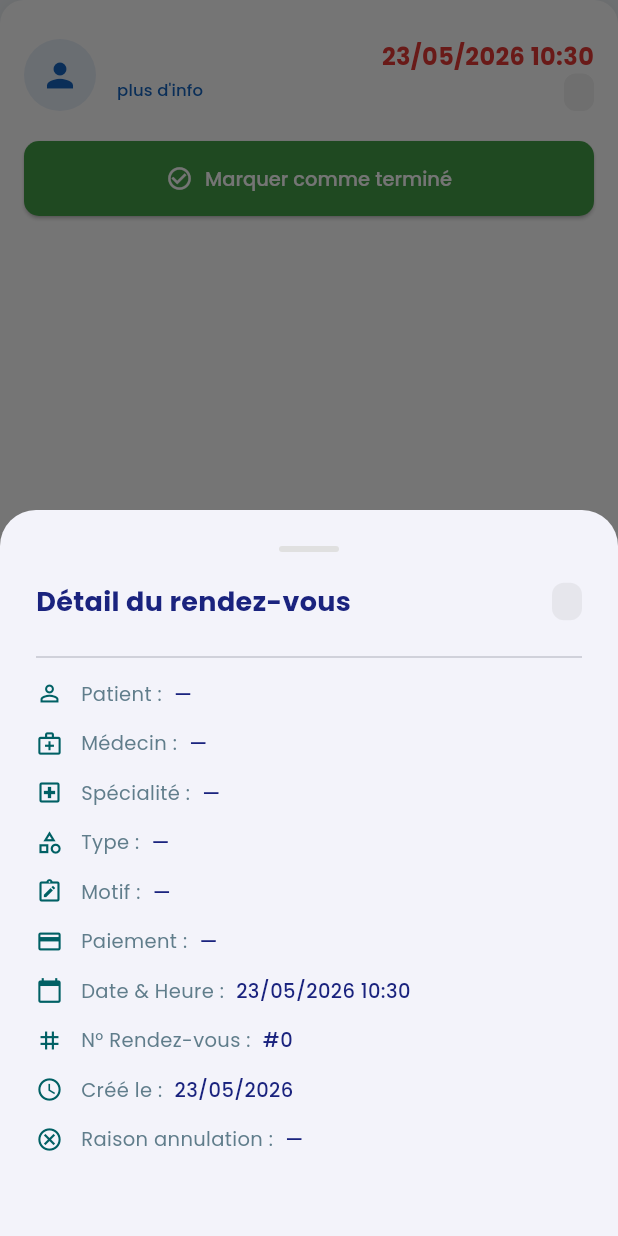
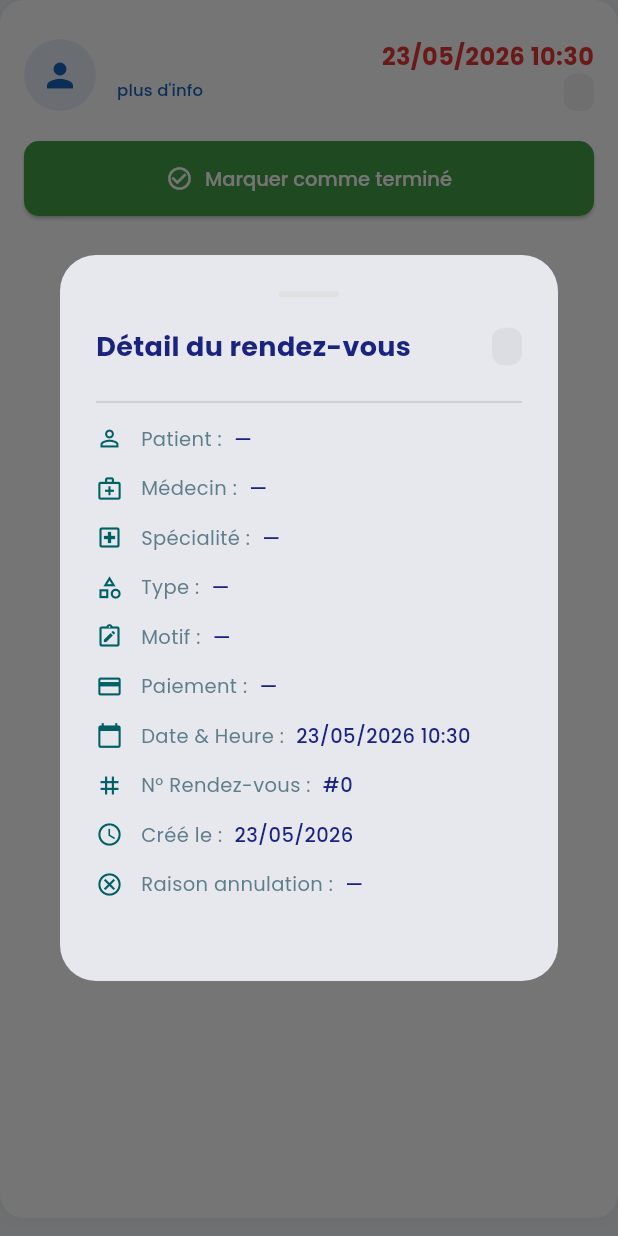
Before and after one commit to bekr-dev/mediconnect-app, a Flutter app: the _PatientCard widget shown alone on an empty page, opened directly with empty values, after a tap on an icon or button, on a phone screen of 412 x 824 dp. Run offline on Flutter 3.47's test engine with Material 3 defaults, Android fonts, the phone set to English and light mode, and no system bars; our stand-ins replace cloud_firestore, firebase_auth, firebase_core, flutter_map, geolocator, google_fonts and 3 more; accounts and stored records are empty; network calls fail.

Commit message:
Change modal bottom sheet to dialog for details
Replaced showModalBottomSheet with showDialog for displaying RendezVousDetailSheet.

```diff
--- a/lib/screens/doctor/doctor_patients_screen.dart
+++ b/lib/screens/doctor/doctor_patients_screen.dart
@@ -217,7 +217,25 @@ class _PatientCardState extends State<_PatientCard> {
                           maxLines: 1,
                           overflow: TextOverflow.ellipsis),
                     TextButton(
-                      onPressed: () => showModalBottomSheet(
+                      onPressed: () =>
+                      showDialog(
+  context: context,
+  barrierDismissible: true, // تتيح إغلاق الـ Dialog عند الضغط خارجه
+  builder: (BuildContext context) {
+    return Dialog(
+      shape: RoundedRectangleBorder(
+        borderRadius: BorderRadius.circular(24), // حواف دائرية من كل الجهات للـ Dialog
+      ),
+      clipBehavior: Clip.antiAlias, // لضمان عدم خروج محتوى الـ Sheet عن الحواف الدائرية
+      child: Container(
+        // يمكنك تحديد عرض أقصى للـ Dialog لكي لا يتمدد بشكل مشوه على الشاشات الكبيرة
+        constraints: const BoxConstraints(maxWidth: 400),
+        child: RendezVousDetailSheet(rv: rv, isDoctor: true),
+      ),
+    );
+  },
+),
+  /*                    showModalBottomSheet(
                         context: context,
                         isScrollControlled: true,
                         shape: const RoundedRectangleBorder(
@@ -225,7 +243,7 @@ class _PatientCardState extends State<_PatientCard> {
                                 top: Radius.circular(24))),
                         builder: (_) =>
                             RendezVousDetailSheet(rv: rv, isDoctor: true),
-                      ),
+                      ),*/
                       style: TextButton.styleFrom(
                           padding: EdgeInsets.zero,
                           minimumSize: const Size(0, 0)),
```
